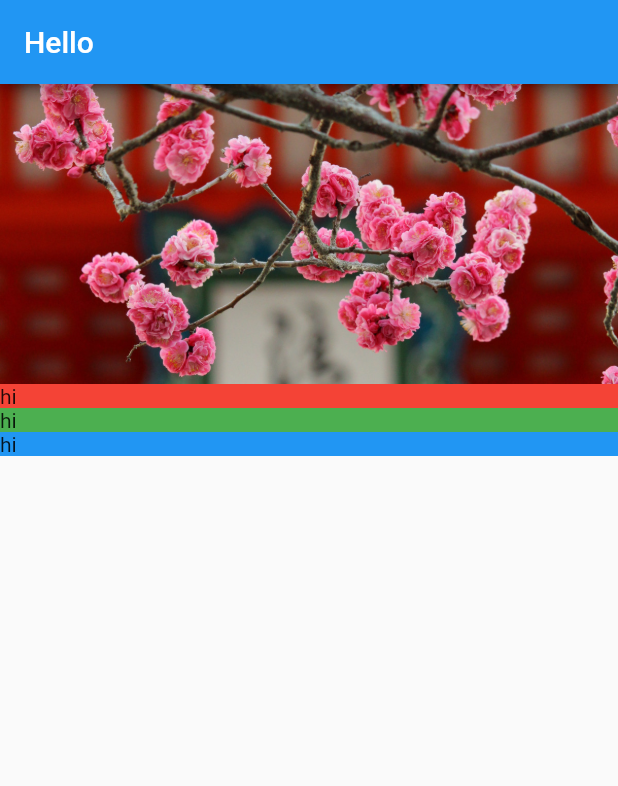
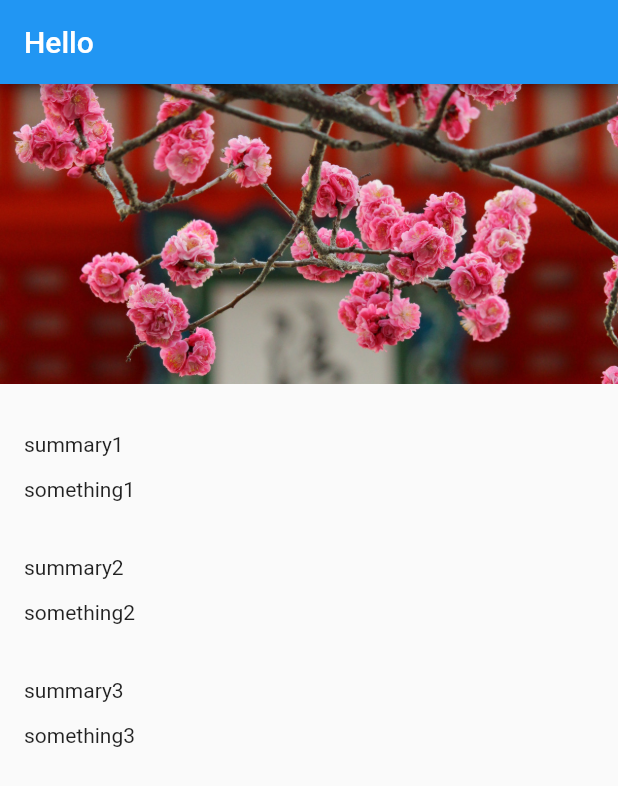
Before and after one commit to nagendraputhane/flutter_basics, a Flutter app: the screen it shows after launch, on a phone screen of 412 x 824 dp. Shown: the top 786 px of the screen. Run offline on Flutter 3.47's test engine with Material 2 defaults, Android fonts, the phone set to English and light mode, and no system bars.

Commit message:
columns for text section

```diff
--- a/lib/screens/location_detail/location_detail.dart
+++ b/lib/screens/location_detail/location_detail.dart
@@ -15,9 +15,9 @@ class LocationDetail extends StatelessWidget{
         crossAxisAlignment: CrossAxisAlignment.stretch,
         children: [
           ImageBanner("assets/images/kiyomizu-dera.jpg"),
-          TextSection(Colors.red),
-          TextSection(Colors.green),
-          TextSection(Colors.blue)
+          TextSection("summary1", "something1"),
+          TextSection("summary2", "something2"),
+          TextSection("summary3", "something3"),
         ]
       )
     );
--- a/lib/screens/location_detail/text_section.dart
+++ b/lib/screens/location_detail/text_section.dart
@@ -2,16 +2,27 @@ import 'package:flutter/material.dart';
 
 class TextSection extends StatelessWidget{
 
-  final Color _color;
-  TextSection(this._color);
+  final String _title;
+  final String _body;
+  static const double _hPad = 16.0;
+
+  TextSection(this._title, this._body);
 
   @override
   Widget build(BuildContext context) {
-    return Container(
-      decoration: BoxDecoration(
-        color: _color,
-      ),
-      child: Text('hi'),
+    return Column(
+      mainAxisAlignment: MainAxisAlignment.start,
+      crossAxisAlignment: CrossAxisAlignment.stretch,
+      children: [
+        Container(
+          padding: const EdgeInsets.fromLTRB(_hPad, 32.0, _hPad, 4.0),
+          child: Text(_title),
+        ),
+        Container(
+          padding: const EdgeInsets.fromLTRB(_hPad, 10.0, _hPad, 4.0),
+          child: Text(_body),
+        ),
+      ]
       );
   }
 }
```
